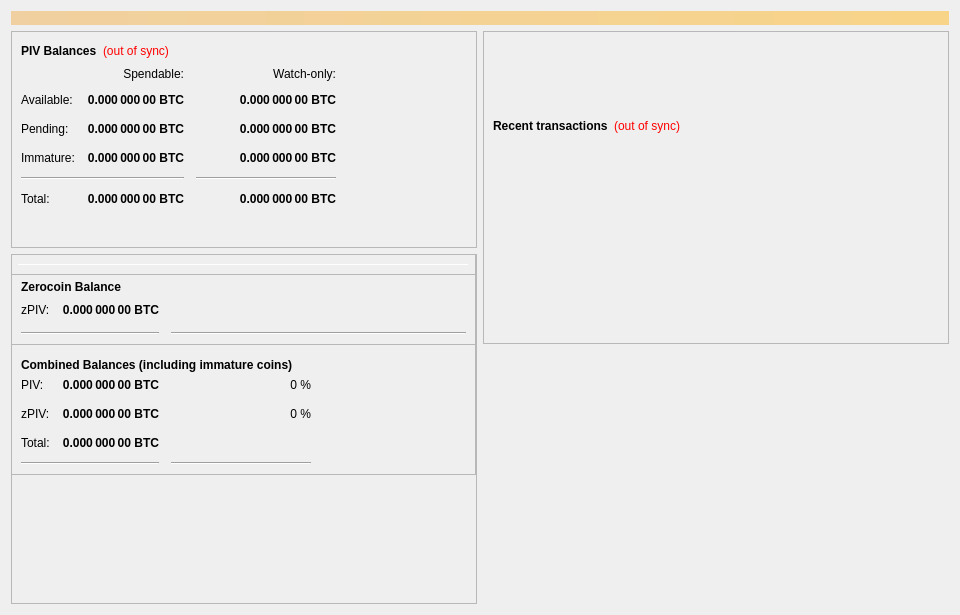
First picture: the form in src/qt/forms/overviewpage.ui, repository chavezcoin-project/arepacoin, before the edit.
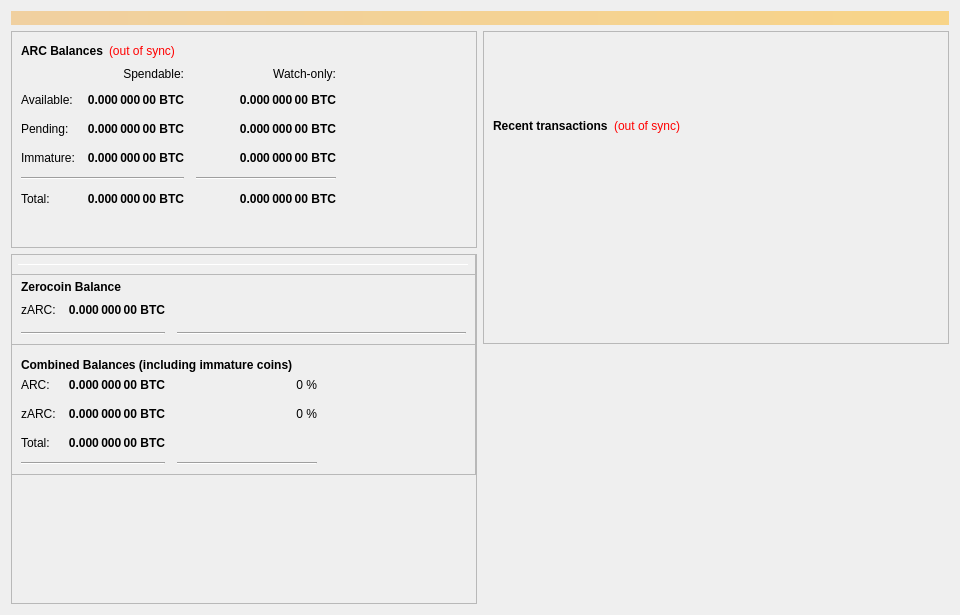
Second picture: the form after the edit.

Patch:
```diff
--- a/src/qt/forms/overviewpage.ui
+++ b/src/qt/forms/overviewpage.ui
@@ -60,7 +60,7 @@
                </font>
               </property>
               <property name="text">
-               <string>PIV Balances</string>
+               <string>ARC Balances</string>
               </property>
              </widget>
             </item>
@@ -1034,7 +1034,7 @@
              <item row="1" column="0">
               <widget class="QLabel" name="labelBalanceTextz">
                <property name="text">
-                <string>PIV:</string>
+                <string>ARC:</string>
                </property>
               </widget>
              </item>
@@ -1066,7 +1066,7 @@
              <item row="2" column="0">
               <widget class="QLabel" name="labelzBalanceTextz">
                <property name="text">
-                <string>zPIV:</string>
+                <string>zARC:</string>
                </property>
               </widget>
              </item>
@@ -1218,7 +1218,7 @@
              <item row="1" column="0">
               <widget class="QLabel" name="labelzBalanceText">
                <property name="text">
-                <string>zPIV:</string>
+                <string>zARC:</string>
                </property>
               </widget>
              </item>
```
Left out of the diff: 8 changed lines with no effect on the pictures.
